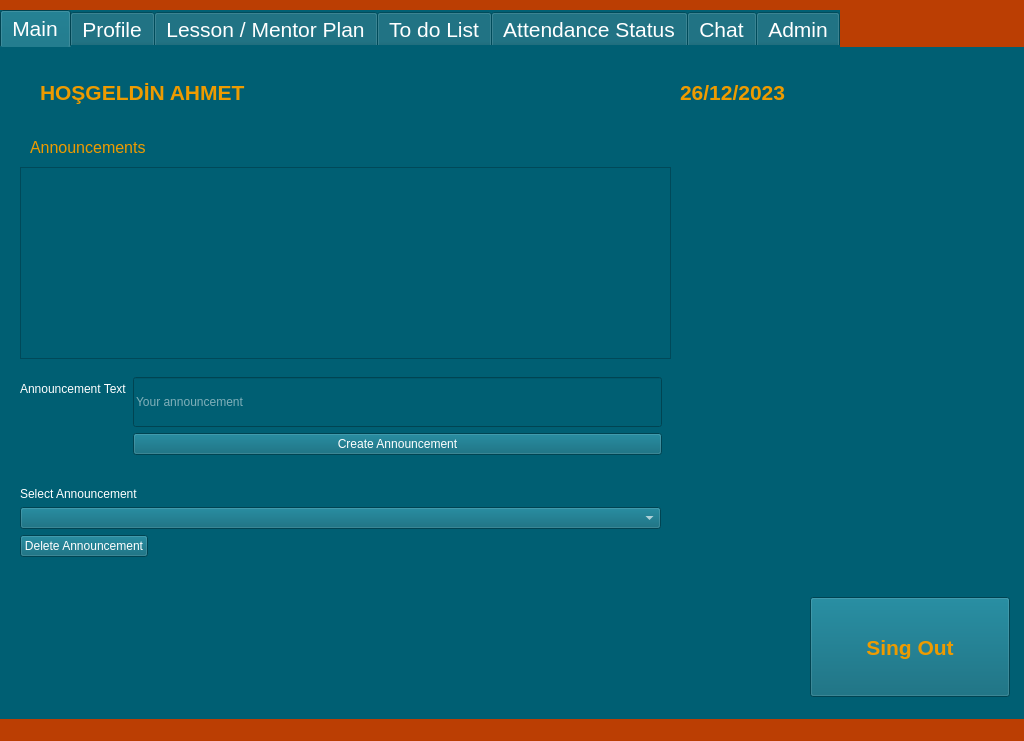
Old version of the form Teacher_UI/teacher.ui in the repository otufan/school-management-system.
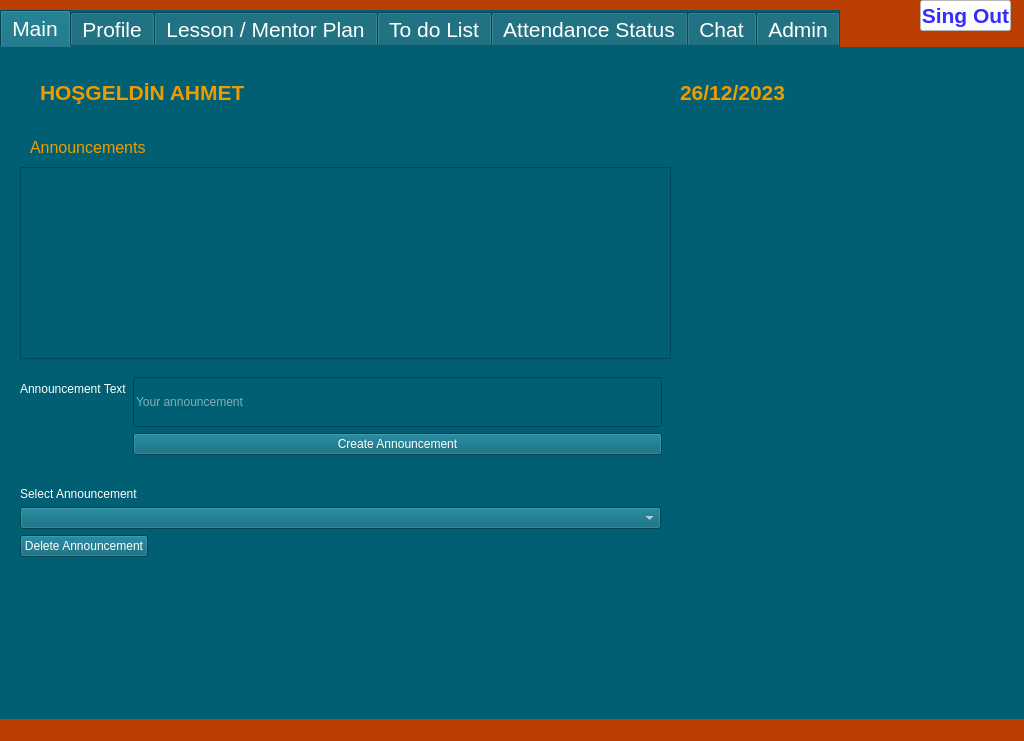
New version of the form. The open tabs and pages were chosen to show the change.

```diff
--- a/Teacher_UI/teacher.ui
+++ b/Teacher_UI/teacher.ui
@@ -138,35 +138,6 @@
        <string>Announcements</string>
       </property>
      </widget>
-     <widget class="QPushButton" name="teacher_singout_button">
-      <property name="geometry">
-       <rect>
-        <x>810</x>
-        <y>550</y>
-        <width>200</width>
-        <height>100</height>
-       </rect>
-      </property>
-      <property name="minimumSize">
-       <size>
-        <width>200</width>
-        <height>100</height>
-       </size>
-      </property>
-      <property name="font">
-       <font>
-        <pointsize>16</pointsize>
-        <weight>75</weight>
-        <bold>true</bold>
-       </font>
-      </property>
-      <property name="styleSheet">
-       <string notr="true">color: rgb(238, 155, 0);</string>
-      </property>
-      <property name="text">
-       <string>Sing Out</string>
-      </property>
-     </widget>
      <widget class="QTextBrowser" name="announcement_textbrowser">
       <property name="geometry">
        <rect>
@@ -1286,6 +1257,36 @@
      </widget>
     </widget>
    </widget>
+   <widget class="QPushButton" name="teacher_singout_button">
+    <property name="geometry">
+     <rect>
+      <x>920</x>
+      <y>0</y>
+      <width>91</width>
+      <height>31</height>
+     </rect>
+    </property>
+    <property name="minimumSize">
+     <size>
+      <width>50</width>
+      <height>30</height>
+     </size>
+    </property>
+    <property name="font">
+     <font>
+      <pointsize>16</pointsize>
+      <weight>75</weight>
+      <bold>true</bold>
+     </font>
+    </property>
+    <property name="styleSheet">
+     <string notr="true">color: rgb(52, 44, 255);
+background-color: rgb(255, 253, 255)</string>
+    </property>
+    <property name="text">
+     <string>Sing Out</string>
+    </property>
+   </widget>
   </widget>
   <widget class="QMenuBar" name="menubar">
    <property name="geometry">
```
Left out of the diff: 17 changed lines with no effect on the pictures.
